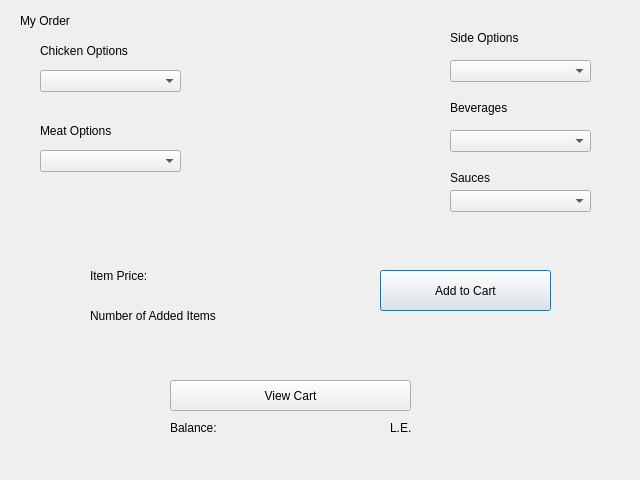
This is QT_Assignment/order.ui in Yasmina-Reda/QT_Assignment as Qt 5 draws it before an edit. The edited form follows.
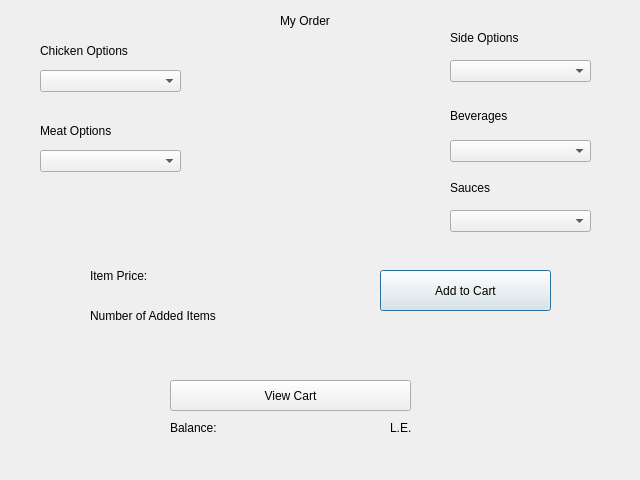
This is the edited form.

Patch:
```diff
--- a/QT_Assignment/order.ui
+++ b/QT_Assignment/order.ui
@@ -16,7 +16,7 @@
   <widget class="QLabel" name="label">
    <property name="geometry">
     <rect>
-     <x>20</x>
+     <x>280</x>
      <y>10</y>
      <width>81</width>
      <height>21</height>
@@ -136,7 +136,7 @@
      <x>450</x>
      <y>100</y>
      <width>221</width>
-     <height>16</height>
+     <height>31</height>
     </rect>
    </property>
    <property name="text">
@@ -147,7 +147,7 @@
    <property name="geometry">
     <rect>
      <x>450</x>
-     <y>170</y>
+     <y>180</y>
      <width>211</width>
      <height>16</height>
     </rect>
@@ -352,7 +352,7 @@
    <property name="geometry">
     <rect>
      <x>450</x>
-     <y>130</y>
+     <y>140</y>
      <width>141</width>
      <height>22</height>
     </rect>
@@ -387,7 +387,7 @@
    <property name="geometry">
     <rect>
      <x>450</x>
-     <y>190</y>
+     <y>210</y>
      <width>141</width>
      <height>22</height>
     </rect>
```
